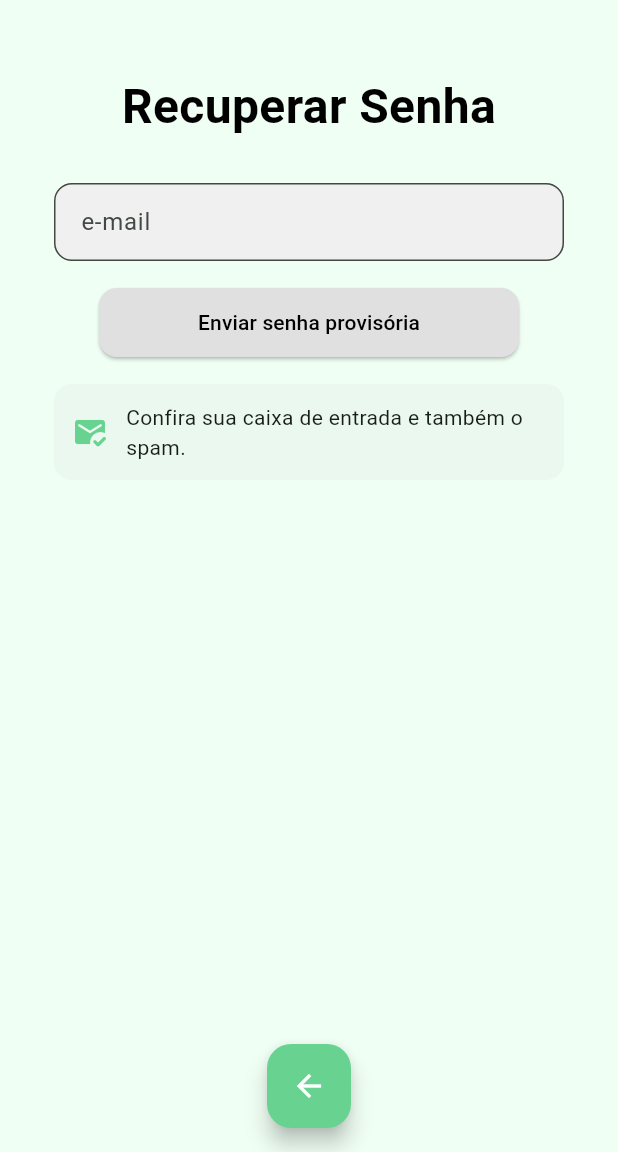
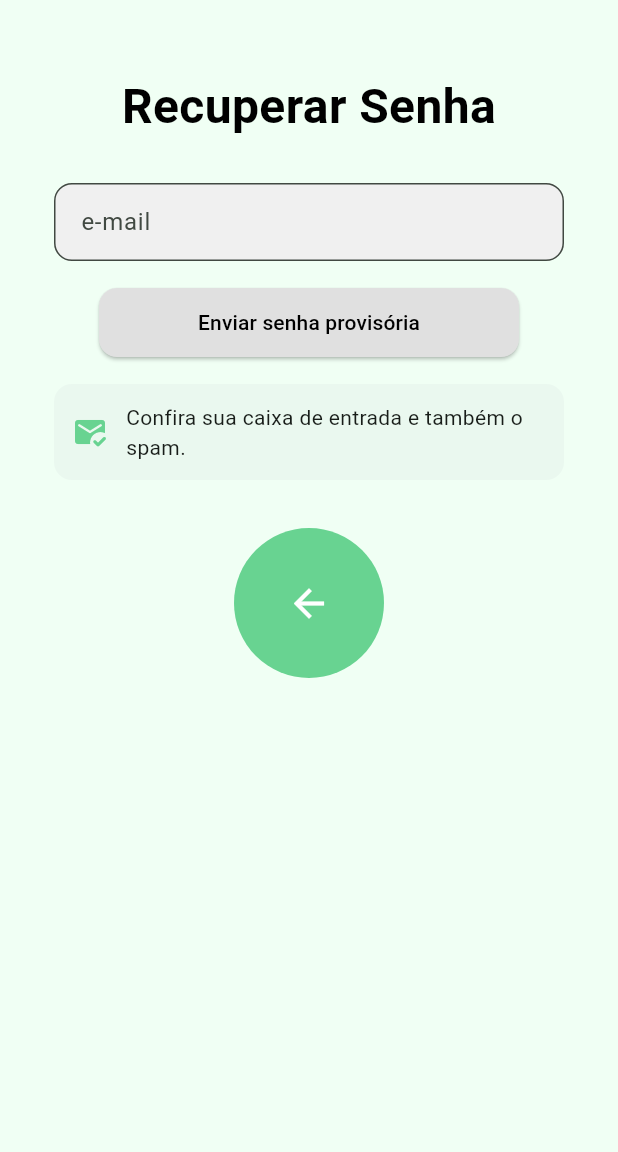
Before and after one commit to bastosmelo/fincontrol, a Flutter app: the RecuperarSenhaPage screen opened directly, on a phone screen of 412 x 824 dp, the part 84-1236 px from its top. Run offline on Flutter 3.47's test engine with Material 3 defaults, Android fonts, the phone set to English and light mode, and no system bars.

Commit message:
Update recuperar_senha.dart

```diff
--- a/lib/recuperar_senha.dart
+++ b/lib/recuperar_senha.dart
@@ -57,12 +57,6 @@ class RecuperarSenhaPage extends StatelessWidget {
                 const SizedBox(width: 6),
               ],
             ),
-          ),
-          floatingActionButtonLocation: FloatingActionButtonLocation.centerFloat,
-          floatingActionButton: FloatingActionButton(
-            backgroundColor: const Color(0xFF68D391),
-            onPressed: () => Navigator.of(context).maybePop(),
-            child: const Icon(Icons.arrow_back, color: Colors.white),
           ),
           body: SafeArea(
             child: SingleChildScrollView(
@@ -133,7 +127,28 @@ class RecuperarSenhaPage extends StatelessWidget {
                           ],
                         ),
                       ),
-                      const SizedBox(height: 120),
+                      const SizedBox(height: 32),
+                      Center(
+                        child: GestureDetector(
+                          onTap: () => Navigator.of(context).maybePop(),
+                          child: Container(
+                            width: (width * 0.20).clamp(100.0, 150.0),
+                            height: (width * 0.20).clamp(100.0, 150.0),
+                            decoration: const BoxDecoration(
+                              shape: BoxShape.circle,
+                              color: Color(0xFF68D391),
+                            ),
+                            child: Center(
+                              child: Icon(
+                                Icons.arrow_back,
+                                color: Colors.white,
+                                size: (width * 0.20 * 0.35).clamp(30.0, 46.0),
+                              ),
+                            ),
+                          ),
+                        ),
+                      ),
+                      const SizedBox(height: 60),
                     ],
                   ),
                 ),
```
